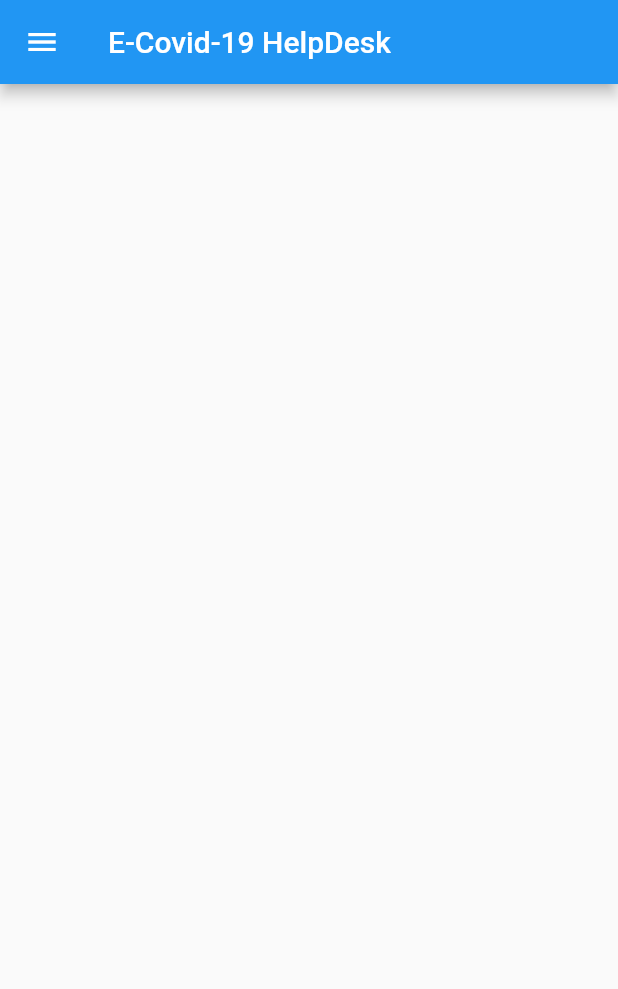
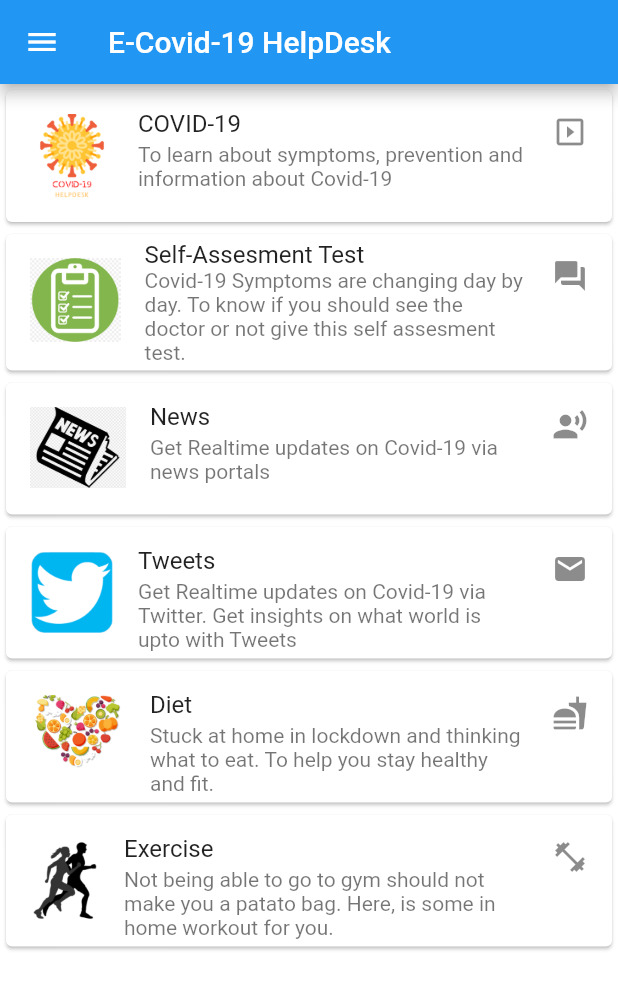
Before and after one commit to princepriyank/e-covid-19-helpdesk, a Flutter app: the screen it shows after launch, on a phone screen of 412 x 824 dp. Shown: the top 989 px of the screen. Run offline on Flutter 3.47's test engine with Material 2 defaults, Android fonts, the phone set to English and light mode, and no system bars; missing offline and left inert: twitter_api.

Commit message:
Home Page Built All Other Pages connected Information page created with tabs

```diff
--- /dev/null
+++ b/ecovid19/lib/Diet.dart
@@ -0,0 +1,13 @@
+import 'package:flutter/material.dart';
+import 'package:flutter/cupertino.dart';
+class diet extends StatelessWidget {
+  @override
+  Widget build(BuildContext context) {
+    return Scaffold(
+      backgroundColor: Colors.lightBlueAccent,
+      appBar: AppBar(
+        title: Text("Diet Plan"),
+      ),
+    );
+  }
+}
--- /dev/null
+++ b/ecovid19/lib/Informative.dart
@@ -0,0 +1,33 @@
+import 'package:flutter/material.dart';
+import 'package:flutter/cupertino.dart';
+import 'package:ecovid19/InfoCards.dart';
+class informative extends StatelessWidget {
+  @override
+  Widget build(BuildContext context) {
+    return  MaterialApp(
+        home: DefaultTabController(
+    length: 3,
+    child: Scaffold(
+    appBar: AppBar(
+    bottom: TabBar(
+    tabs: [
+     Tab(text: "Symptoms",),
+     Tab(text: "Prevention",),
+     Tab(text: "Treatment",),
+
+    ],
+    ),
+    title: Text('Tabs Demo'),
+    ),
+    body: TabBarView(
+    children: [
+     Symptoms(),
+      Prevention(),
+      Treatment(),
+
+    ],
+    ),
+    ),
+    ),);
+  }
+}
--- /dev/null
+++ b/ecovid19/lib/News.dart
@@ -0,0 +1,13 @@
+import 'package:flutter/material.dart';
+import 'package:flutter/cupertino.dart';
+class news extends StatelessWidget {
+  @override
+  Widget build(BuildContext context) {
+    return Scaffold(
+      backgroundColor: Colors.lightBlueAccent,
+      appBar: AppBar(
+        title: Text("News"),
+      ),
+    );
+  }
+}
--- /dev/null
+++ b/ecovid19/lib/SelfAssement.dart
@@ -0,0 +1,13 @@
+import 'package:flutter/material.dart';
+import 'package:flutter/cupertino.dart';
+class Assesment extends StatelessWidget {
+  @override
+  Widget build(BuildContext context) {
+    return Scaffold(
+      backgroundColor: Colors.lightBlueAccent,
+      appBar: AppBar(
+        title: Text("Self Assesment"),
+      ),
+    );
+  }
+}
--- /dev/null
+++ b/ecovid19/lib/Tweets.dart
@@ -0,0 +1,14 @@
+import 'package:flutter/material.dart';
+import 'package:flutter/cupertino.dart';
+import 'package:twitter_api/twitter_api.dart';
+class tweets extends StatelessWidget {
+  @override
+  Widget build(BuildContext context) {
+    return Scaffold(
+      backgroundColor: Colors.lightBlueAccent,
+      appBar: AppBar(
+        title: Text("Tweets"),
+      ),
+    );
+  }
+}
--- /dev/null
+++ b/ecovid19/lib/gym.dart
@@ -0,0 +1,13 @@
+import 'package:flutter/material.dart';
+import 'package:flutter/cupertino.dart';
+class gym extends StatelessWidget {
+  @override
+  Widget build(BuildContext context) {
+    return Scaffold(
+      backgroundColor: Colors.lightBlueAccent,
+      appBar: AppBar(
+        title: Text("Exercise"),
+      ),
+    );
+  }
+}
--- a/ecovid19/lib/main.dart
+++ b/ecovid19/lib/main.dart
@@ -1,6 +1,7 @@
 import 'package:flutter/cupertino.dart';
 import 'package:flutter/material.dart';
 import 'drawer.dart';
+import 'maincards.dart';
 void main() {
   runApp(Home());
 }
@@ -11,10 +12,12 @@ class Home extends StatelessWidget {
   Widget build(BuildContext context) {
     return MaterialApp(
       home: Scaffold(
+        backgroundColor: Colors.white,
         appBar: AppBar(
          title: Text("E-Covid-19 HelpDesk")
         ),
         drawer: drawer(),
+        body: maincards(),
       )
     );
   }}
--- /dev/null
+++ b/ecovid19/lib/maincards.dart
@@ -0,0 +1,167 @@
+import 'package:flutter/material.dart';
+import 'package:flutter/cupertino.dart';
+import 'package:ecovid19/Informative.dart';
+import 'package:ecovid19/SelfAssement.dart';
+import 'package:ecovid19/Tweets.dart';
+import 'package:ecovid19/News.dart';
+import 'package:ecovid19/Diet.dart';
+import 'gym.dart';
+class maincards extends StatelessWidget {
+  @override
+  Widget build(BuildContext context) {
+    return ListView(
+      children: <Widget>[
+        Card(
+          child: ListTile(
+            leading:  ConstrainedBox(
+            constraints: BoxConstraints(
+            minWidth: 44,
+            minHeight: 44,
+             maxWidth: 64,
+             maxHeight: 64,
+             ),
+             child: Image.asset("images/COVID-19.png", fit: BoxFit.cover),
+           ),
+            title: Text('COVID-19'),
+            subtitle: Text(
+                'To learn about symptoms, prevention and information about Covid-19'
+            ),
+            trailing: Icon(Icons.slideshow),
+            isThreeLine: true,
+            onTap: (){
+              Navigator.push(
+                context,
+                MaterialPageRoute(builder: (context) => informative()),
+              );
+            },
+          ),
+        ),
+        Card(
+          child: ListTile(
+            leading:  ConstrainedBox(
+              constraints: BoxConstraints(
+                minWidth: 44,
+                minHeight: 44,
+                maxWidth: 64,
+                maxHeight: 64,
+              ),
+              child: Image.asset("images/test.png", fit: BoxFit.cover),
+            ),
+            title: Text('Self-Assesment Test'),
+            subtitle: Text(
+                'Covid-19 Symptoms are changing day by day. To know if you should see the doctor or not give this self assesment test.'
+            ),
+            trailing: Icon(Icons.question_answer),
+            isThreeLine: true,
+            onTap: () {
+              Navigator.push(
+                context,
+                MaterialPageRoute(builder: (context) => Assesment()),
+              );
+            },
+          ),
+        ),
+        Card(
+          child: ListTile(
+            leading:  ConstrainedBox(
+              constraints: BoxConstraints(
+                minWidth: 44,
+                minHeight: 44,
+                maxWidth: 64,
+                maxHeight: 64,
+              ),
+              child: Image.asset("images/news.png", fit: BoxFit.cover),
+            ),
+            title: Text('News'),
+            subtitle: Text(
+                'Get Realtime updates on Covid-19 via news portals'
+            ),
+            trailing: Icon(Icons.record_voice_over),
+            isThreeLine: true,
+            onTap: (){
+              Navigator.push(
+                context,
+                MaterialPageRoute(builder: (context) => news()),
+              );
+            },
+          ),
+        ),
+        Card(
+          child: ListTile(
+            leading:  ConstrainedBox(
+              constraints: BoxConstraints(
+                minWidth: 44,
+                minHeight: 44,
+                maxWidth: 64,
+                maxHeight: 64,
+              ),
+              child: Image.asset("images/tweet.png", fit: BoxFit.cover),
+            ),
+            title: Text('Tweets'),
+            subtitle: Text(
+                'Get Realtime updates on Covid-19 via Twitter. Get insights on what world is upto with Tweets'
+            ),
+            trailing: Icon(Icons.local_post_office),
+            isThreeLine: true,
+            onTap: (){
+              Navigator.push(
+                context,
+                MaterialPageRoute(builder: (context) => tweets()),
+              );
+            },
+          ),
+        ),
+        Card(
+          child: ListTile(
+            leading:  ConstrainedBox(
+              constraints: BoxConstraints(
+                minWidth: 44,
+                minHeight: 44,
+                maxWidth: 64,
+                maxHeight: 64,
+              ),
+              child: Image.asset("images/diet.png", fit: BoxFit.cover),
+            ),
+            title: Text('Diet'),
+            subtitle: Text(
+                'Stuck at home in lockdown and thinking what to eat. To help you stay healthy and fit.'
+            ),
+            trailing: Icon(Icons.fastfood),
+            isThreeLine: true,
+            onTap: (){
+              Navigator.push(
+                context,
+                MaterialPageRoute(builder: (context) => diet()),
+              );
+            },
+          ),
+        ),
+        Card(
+          child: ListTile(
+            leading:  ConstrainedBox(
+              constraints: BoxConstraints(
+                minWidth: 44,
+                minHeight: 44,
+                maxWidth: 64,
+                maxHeight: 64,
+              ),
+              child: Image.asset("images/gym.png", fit: BoxFit.cover),
+            ),
+            title: Text('Exercise'),
+            subtitle: Text(
+                'Not being able to go to gym should not make you a patato bag. Here, is some in home workout for you.'
+            ),
+            trailing: Icon(Icons.fitness_center),
+            isThreeLine: true,
+            onTap: (){
+              Navigator.push(
+                context,
+                MaterialPageRoute(builder: (context) => gym()),
+              );
+            },
+          ),
+        ),
+      ],
+    );
+  }
+}
--- a/ecovid19/pubspec.yaml
+++ b/ecovid19/pubspec.yaml
@@ -23,6 +23,7 @@ environment:
 dependencies:
   flutter:
     sdk: flutter
+  twitter_api: ^0.1.2
 
 
   # The following adds the Cupertino Icons font to your application.
```
Also changed, not shown: ecovid19/lib/InfoCards.dart (added, +51 -0 lines), ecovid19/lib/drawer.dart (+39 -3 lines), ecovid19/images/diet.png (added), ecovid19/images/gym.png (added), ecovid19/images/news.png (added), ecovid19/images/test.png (added), ecovid19/images/tweet.png (added), ecovid19/pubspec.lock, 1 other file.
